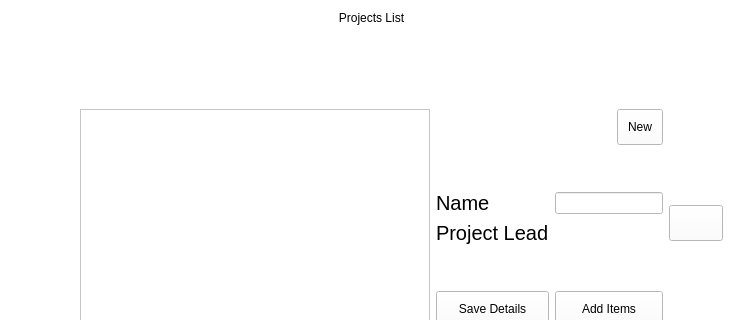
Before: the Qt Designer form projectsBrowser.ui in arc-bphc/sims-gui, drawn with Qt 5; both pictures show x 174 to 917 and y 0 to 320 of the 1151 by 829 pixel window.
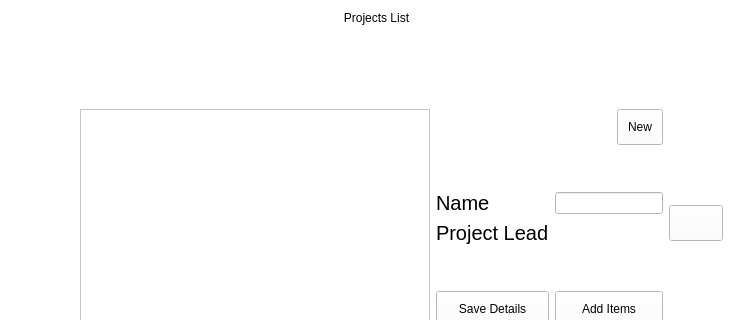
After: the same form once the commit is applied. Icons and pictures are not drawn.

```diff
--- a/projectsBrowser.ui
+++ b/projectsBrowser.ui
@@ -316,7 +316,7 @@
       <string notr="true">font: 24pt &quot;Noto Sans&quot;;</string>
      </property>
      <property name="text">
-      <string>Projects List</string>
+      <string>   Projects List</string>
      </property>
      <property name="alignment">
       <set>Qt::AlignCenter</set>
```
